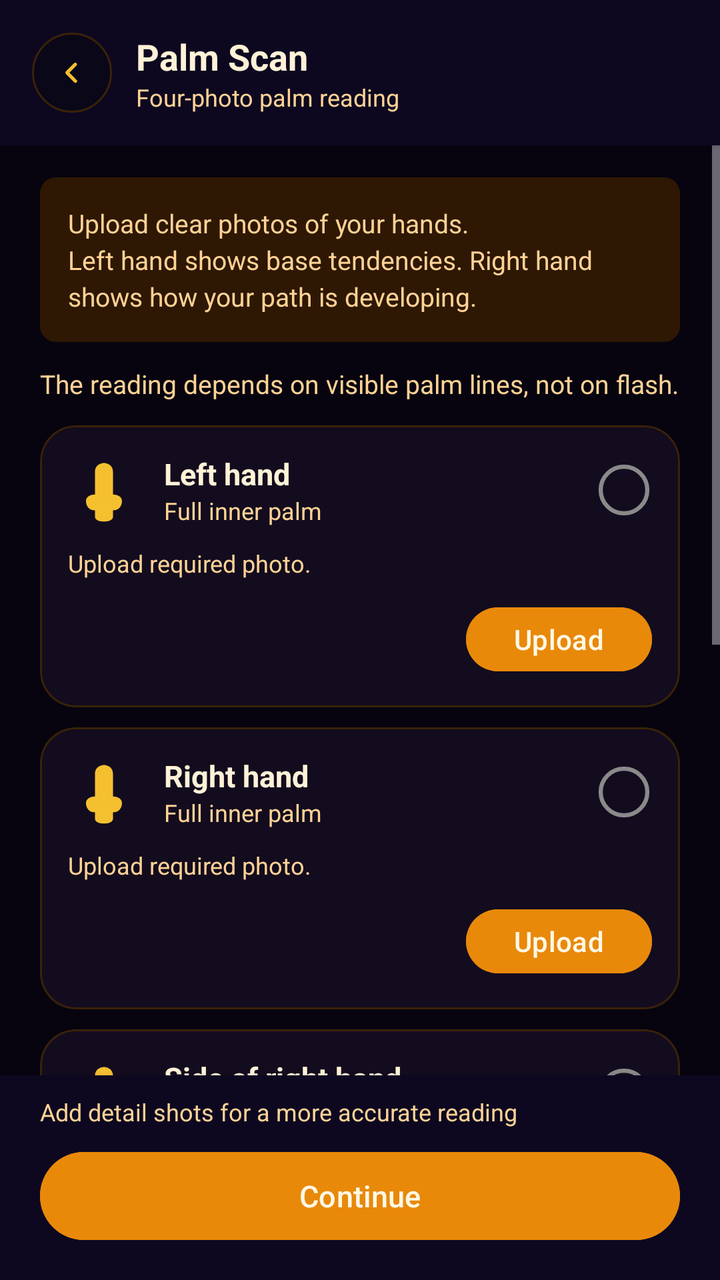
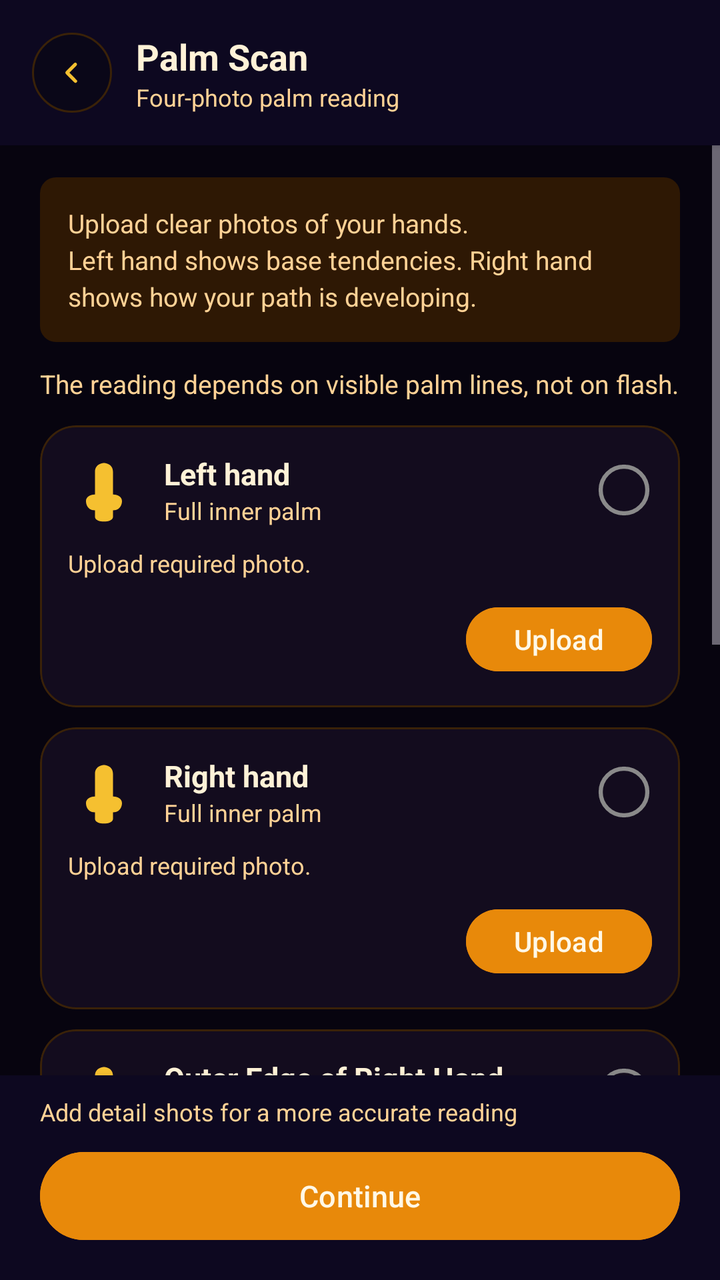

The first picture is an Android layout as it rendered before a commit; the second is the same layout after the commit. The layout source and the unified diff follow.
<!-- AndroidManifest.xml: application theme Theme.Astroapp -->
<!-- res/layout/activity_scan.xml -->
<?xml version="1.0" encoding="utf-8"?>
<LinearLayout xmlns:android="http://schemas.android.com/apk/res/android"
    xmlns:app="http://schemas.android.com/apk/res-auto"
    android:layout_width="match_parent"
    android:layout_height="match_parent"
    android:orientation="vertical"
    android:background="@color/bg_warm">

    <LinearLayout
        android:layout_width="match_parent"
        android:layout_height="wrap_content"
        android:background="@color/surface"
        android:elevation="2dp"
        android:padding="16dp"
        android:orientation="horizontal"
        android:gravity="center_vertical">

        <ImageView
            android:id="@+id/btnBack"
            android:layout_width="40dp"
            android:layout_height="40dp"
            android:layout_marginEnd="12dp"
            android:background="@drawable/bg_topbar_icon"
            android:padding="10dp"
            android:scaleType="fitCenter"
            app:srcCompat="@drawable/ic_back_arrow"
            app:tint="@color/brand_gold"
            android:contentDescription="@string/cd_back_button" />

        <LinearLayout
            android:layout_width="0dp"
            android:layout_height="wrap_content"
            android:layout_weight="1"
            android:orientation="vertical">

            <TextView
                android:layout_width="wrap_content"
                android:layout_height="wrap_content"
                android:text="@string/scan_title"
                android:textSize="18sp"
                android:textStyle="bold"
                android:textColor="@color/text_dark" />

            <TextView
                android:layout_width="wrap_content"
                android:layout_height="wrap_content"
                android:text="@string/scan_header_subtitle_v2"
                android:textSize="12sp"
                android:textColor="@color/text_medium" />
        </LinearLayout>
    </LinearLayout>

    <ScrollView
        android:layout_width="match_parent"
        android:layout_height="0dp"
        android:layout_weight="1"
        android:fillViewport="true">

        <LinearLayout
            android:layout_width="match_parent"
            android:layout_height="wrap_content"
            android:orientation="vertical"
            android:paddingStart="20dp"
            android:paddingEnd="20dp"
            android:paddingTop="16dp"
            android:paddingBottom="120dp">

            <TextView
                android:id="@+id/tvIntro"
                android:layout_width="match_parent"
                android:layout_height="wrap_content"
                android:text="@string/scan_intro_v2"
                android:textSize="13sp"
                android:textColor="@color/text_medium"
                android:lineSpacingExtra="3dp"
                android:background="@drawable/bg_score_track"
                android:padding="14dp"
                android:layout_marginBottom="12dp" />

            <TextView
                android:id="@+id/tvStatus"
                android:layout_width="match_parent"
                android:layout_height="wrap_content"
                android:text="@string/scan_instruction_v2"
                android:textSize="13sp"
                android:textColor="@color/text_medium"
                android:layout_marginBottom="12dp" />

            <LinearLayout
                android:id="@+id/layoutProgress"
                android:layout_width="match_parent"
                android:layout_height="wrap_content"
                android:orientation="vertical"
                android:background="@drawable/bg_score_track"
                android:padding="14dp"
                android:layout_marginBottom="14dp"
                android:visibility="gone">

                <TextView
                    android:layout_width="wrap_content"
                    android:layout_height="wrap_content"
                    android:text="@string/scan_loader_title"
                    android:textStyle="bold"
                    android:textSize="16sp"
                    android:textColor="@color/text_dark" />

                <TextView
                    android:id="@+id/tvProgressPercent"
                    android:layout_width="wrap_content"
                    android:layout_height="wrap_content"
                    android:text="0%"
                    android:textSize="28sp"
                    android:textStyle="bold"
                    android:textColor="@color/primary"
                    android:layout_marginTop="4dp" />

                <ProgressBar
                    android:id="@+id/progressBar"
                    style="?android:attr/progressBarStyleHorizontal"
                    android:layout_width="match_parent"
                    android:layout_height="10dp"
                    android:layout_marginTop="8dp"
                    android:max="100"
                    android:progress="0"
                    android:progressTint="@color/primary"
                    android:progressBackgroundTint="@color/glass_card_border" />

                <TextView
                    android:id="@+id/tvProgressLabel"
                    android:layout_width="wrap_content"
                    android:layout_height="wrap_content"
                    android:text="@string/scan_loading_lines"
                    android:textSize="14sp"
                    android:textStyle="bold"
                    android:textColor="@color/text_dark"
                    android:layout_marginTop="10dp" />

                <TextView
                    android:id="@+id/tvProgressSubtext"
                    android:layout_width="match_parent"
                    android:layout_height="wrap_content"
                    android:text="@string/scan_progress_subtext"
                    android:textSize="12sp"
                    android:textColor="@color/text_medium"
                    android:layout_marginTop="4dp" />
            </LinearLayout>

            <com.google.android.material.card.MaterialCardView
                android:layout_width="match_parent"
                android:layout_height="wrap_content"
                android:layout_marginBottom="10dp"
                app:cardBackgroundColor="@color/glass_card"
                app:cardCornerRadius="18dp"
                app:cardElevation="0dp"
                app:strokeColor="@color/glass_card_border"
                app:strokeWidth="1dp">

                <LinearLayout
                    android:layout_width="match_parent"
                    android:layout_height="wrap_content"
                    android:orientation="vertical"
                    android:padding="14dp">

                    <LinearLayout
                        android:layout_width="match_parent"
                        android:layout_height="wrap_content"
                        android:orientation="horizontal"
                        android:gravity="center_vertical">

                        <ImageView
                            android:id="@+id/ivPassivePreview"
                            android:layout_width="36dp"
                            android:layout_height="36dp"
                            android:src="@drawable/ic_feature_palmistry"
                            android:tint="@color/brand_gold"
                            android:contentDescription="@string/scan_slot_passive_title" />

                        <LinearLayout
                            android:layout_width="0dp"
                            android:layout_height="wrap_content"
                            android:layout_weight="1"
                            android:orientation="vertical"
                            android:layout_marginStart="12dp"
                            android:layout_marginEnd="12dp">

                            <TextView
                                android:layout_width="wrap_content"
                                android:layout_height="wrap_content"
                                android:text="@string/scan_slot_passive_title"
                                android:textSize="15sp"
                                android:textStyle="bold"
                                android:textColor="@color/text_dark" />

                            <TextView
                                android:layout_width="wrap_content"
                                android:layout_height="wrap_content"
                                android:text="@string/scan_slot_passive_subtitle"
                                android:textSize="12sp"
                                android:textColor="@color/text_medium" />
                        </LinearLayout>

                        <FrameLayout
                            android:layout_width="28dp"
                            android:layout_height="28dp">

                            <ProgressBar
                                android:id="@+id/progressPassiveState"
                                style="?android:attr/progressBarStyleSmall"
                                android:layout_width="match_parent"
                                android:layout_height="match_parent"
                                android:visibility="gone"
                                android:indeterminateTint="@color/primary" />

                            <ImageView
                                android:id="@+id/ivPassiveStateIcon"
                                android:layout_width="match_parent"
                                android:layout_height="match_parent"
                                android:contentDescription="@null"
                                android:src="@drawable/ic_status_empty" />
                        </FrameLayout>
                    </LinearLayout>

                    <TextView
                        android:id="@+id/tvPassiveGuidance"
                        android:layout_width="match_parent"
                        android:layout_height="wrap_content"
                        android:text="@string/scan_slot_pending"
                        android:textSize="12sp"
                        android:textColor="@color/text_medium"
                        android:layout_marginTop="10dp" />

                    <com.google.android.material.button.MaterialButton
                        android:id="@+id/btnPassiveCapture"
                        android:layout_width="wrap_content"
                        android:layout_height="40dp"
                        android:layout_marginTop="10dp"
                        android:layout_gravity="end"
                        android:text="@string/scan_button_upload"
                        android:backgroundTint="@color/primary" />
                </LinearLayout>
            </com.google.android.material.card.MaterialCardView>

            <com.google.android.material.card.MaterialCardView
                android:layout_width="match_parent"
                android:layout_height="wrap_content"
                android:layout_marginBottom="10dp"
                app:cardBackgroundColor="@color/glass_card"
                app:cardCornerRadius="18dp"
                app:cardElevation="0dp"
                app:strokeColor="@color/glass_card_border"
                app:strokeWidth="1dp">

                <LinearLayout
                    android:layout_width="match_parent"
                    android:layout_height="wrap_content"
                    android:orientation="vertical"
                    android:padding="14dp">

                    <LinearLayout
                        android:layout_width="match_parent"
                        android:layout_height="wrap_content"
                        android:orientation="horizontal"
                        android:gravity="center_vertical">

                        <ImageView
                            android:id="@+id/ivActivePreview"
                            android:layout_width="36dp"
                            android:layout_height="36dp"
                            android:src="@drawable/ic_feature_palmistry"
                            android:tint="@color/brand_gold"
                            android:contentDescription="@string/scan_slot_active_title" />

                        <LinearLayout
                            android:layout_width="0dp"
                            android:layout_height="wrap_content"
                            android:layout_weight="1"
                            android:orientation="vertical"
                            android:layout_marginStart="12dp"
                            android:layout_marginEnd="12dp">

                            <TextView
                                android:layout_width="wrap_content"
                                android:layout_height="wrap_content"
                                android:text="@string/scan_slot_active_title"
                                android:textSize="15sp"
                                android:textStyle="bold"
                                android:textColor="@color/text_dark" />

                            <TextView
                                android:layout_width="wrap_content"
                                android:layout_height="wrap_content"
                                android:text="@string/scan_slot_active_subtitle"
                                android:textSize="12sp"
                                android:textColor="@color/text_medium" />
                        </LinearLayout>

                        <FrameLayout
                            android:layout_width="28dp"
                            android:layout_height="28dp">

                            <ProgressBar
                                android:id="@+id/progressActiveState"
                                style="?android:attr/progressBarStyleSmall"
                                android:layout_width="match_parent"
                                android:layout_height="match_parent"
                                android:visibility="gone"
                                android:indeterminateTint="@color/primary" />

                            <ImageView
                                android:id="@+id/ivActiveStateIcon"
                                android:layout_width="match_parent"
                                android:layout_height="match_parent"
                                android:contentDescription="@null"
                                android:src="@drawable/ic_status_empty" />
                        </FrameLayout>
                    </LinearLayout>

                    <TextView
                        android:id="@+id/tvActiveGuidance"
                        android:layout_width="match_parent"
                        android:layout_height="wrap_content"
                        android:text="@string/scan_slot_pending"
                        android:textSize="12sp"
                        android:textColor="@color/text_medium"
                        android:layout_marginTop="10dp" />

                    <com.google.android.material.button.MaterialButton
                        android:id="@+id/btnActiveCapture"
                        android:layout_width="wrap_content"
                        android:layout_height="40dp"
                        android:layout_marginTop="10dp"
                        android:layout_gravity="end"
                        android:text="@string/scan_button_upload"
                        android:backgroundTint="@color/primary" />
                </LinearLayout>
            </com.google.android.material.card.MaterialCardView>

            <com.google.android.material.card.MaterialCardView
                android:layout_width="match_parent"
                android:layout_height="wrap_content"
                android:layout_marginBottom="10dp"
                app:cardBackgroundColor="@color/glass_card"
                app:cardCornerRadius="18dp"
                app:cardElevation="0dp"
                app:strokeColor="@color/glass_card_border"
                app:strokeWidth="1dp">

                <LinearLayout
                    android:layout_width="match_parent"
                    android:layout_height="wrap_content"
                    android:orientation="vertical"
                    android:padding="14dp">

                    <LinearLayout
                        android:layout_width="match_parent"
                        android:layout_height="wrap_content"
                        android:orientation="horizontal"
                        android:gravity="center_vertical">

                        <ImageView
                            android:id="@+id/ivDetailAPreview"
                            android:layout_width="36dp"
                            android:layout_height="36dp"
                            android:src="@drawable/ic_feature_palmistry"
                            android:tint="@color/brand_gold"
                            android:contentDescription="@string/scan_slot_detail_a_title" />

                        <LinearLayout
                            android:layout_width="0dp"
                            android:layout_height="wrap_content"
                            android:layout_weight="1"
                            android:orientation="vertical"
                            android:layout_marginStart="12dp"
                            android:layout_marginEnd="12dp">

                            <TextView
                                android:layout_width="wrap_content"
                                android:layout_height="wrap_content"
                                android:text="@string/scan_slot_detail_a_title"
                                android:textSize="15sp"
                                android:textStyle="bold"
                                android:textColor="@color/text_dark" />

                            <TextView
                                android:layout_width="wrap_content"
                                android:layout_height="wrap_content"
                                android:text="@string/scan_slot_detail_a_subtitle"
                                android:textSize="12sp"
                                android:textColor="@color/text_medium" />
                        </LinearLayout>

                        <FrameLayout
                            android:layout_width="28dp"
                            android:layout_height="28dp">

                            <ProgressBar
                                android:id="@+id/progressDetailAState"
                                style="?android:attr/progressBarStyleSmall"
                                android:layout_width="match_parent"
                                android:layout_height="match_parent"
                                android:visibility="gone"
                                android:indeterminateTint="@color/primary" />

                            <ImageView
                                android:id="@+id/ivDetailAStateIcon"
                                android:layout_width="match_parent"
                                android:layout_height="match_parent"
                                android:contentDescription="@null"
                                android:src="@drawable/ic_status_empty" />
                        </FrameLayout>
                    </LinearLayout>

                    <TextView
                        android:id="@+id/tvDetailAGuidance"
                        android:layout_width="match_parent"
                        android:layout_height="wrap_content"
                        android:text="@string/scan_slot_optional"
                        android:textSize="12sp"
                        android:textColor="@color/text_medium"
                        android:layout_marginTop="10dp" />

                    <com.google.android.material.button.MaterialButton
                        android:id="@+id/btnDetailACapture"
                        android:layout_width="wrap_content"
                        android:layout_height="40dp"
                        android:layout_marginTop="10dp"
                        android:layout_gravity="end"
                        android:text="@string/scan_button_upload"
                        android:backgroundTint="@color/primary" />
                </LinearLayout>
            </com.google.android.material.card.MaterialCardView>

            <com.google.android.material.card.MaterialCardView
                android:layout_width="match_parent"
                android:layout_height="wrap_content"
                android:layout_marginBottom="12dp"
                app:cardBackgroundColor="@color/glass_card"
                app:cardCornerRadius="18dp"
                app:cardElevation="0dp"
                app:strokeColor="@color/glass_card_border"
                app:strokeWidth="1dp">

                <LinearLayout
                    android:layout_width="match_parent"
                    android:layout_height="wrap_content"
                    android:orientation="vertical"
                    android:padding="14dp">

                    <LinearLayout
                        android:layout_width="match_parent"
                        android:layout_height="wrap_content"
                        android:orientation="horizontal"
                        android:gravity="center_vertical">

                        <ImageView
                            android:id="@+id/ivDetailBPreview"
                            android:layout_width="36dp"
                            android:layout_height="36dp"
                            android:src="@drawable/ic_feature_palmistry"
                            android:tint="@color/brand_gold"
                            android:contentDescription="@string/scan_slot_detail_b_title" />

                        <LinearLayout
                            android:layout_width="0dp"
                            android:layout_height="wrap_content"
                            android:layout_weight="1"
                            android:orientation="vertical"
                            android:layout_marginStart="12dp"
                            android:layout_marginEnd="12dp">

                            <TextView
                                android:layout_width="wrap_content"
                                android:layout_height="wrap_content"
                                android:text="@string/scan_slot_detail_b_title"
                                android:textSize="15sp"
                                android:textStyle="bold"
                                android:textColor="@color/text_dark" />

                            <TextView
                                android:layout_width="wrap_content"
                                android:layout_height="wrap_content"
                                android:text="@string/scan_slot_detail_b_subtitle"
                                android:textSize="12sp"
                                android:textColor="@color/text_medium" />
                        </LinearLayout>

                        <FrameLayout
                            android:layout_width="28dp"
                            android:layout_height="28dp">

                            <ProgressBar
                                android:id="@+id/progressDetailBState"
                                style="?android:attr/progressBarStyleSmall"
                                android:layout_width="match_parent"
                                android:layout_height="match_parent"
                                android:visibility="gone"
                                android:indeterminateTint="@color/primary" />

                            <ImageView
                                android:id="@+id/ivDetailBStateIcon"
                                android:layout_width="match_parent"
                                android:layout_height="match_parent"
                                android:contentDescription="@null"
                                android:src="@drawable/ic_status_empty" />
                        </FrameLayout>
                    </LinearLayout>

                    <TextView
                        android:id="@+id/tvDetailBGuidance"
                        android:layout_width="match_parent"
                        android:layout_height="wrap_content"
                        android:text="@string/scan_slot_optional"
                        android:textSize="12sp"
                        android:textColor="@color/text_medium"
                        android:layout_marginTop="10dp" />

                    <com.google.android.material.button.MaterialButton
                        android:id="@+id/btnDetailBCapture"
                        android:layout_width="wrap_content"
                        android:layout_height="40dp"
                        android:layout_marginTop="10dp"
                        android:layout_gravity="end"
                        android:text="@string/scan_button_upload"
                        android:backgroundTint="@color/primary" />
                </LinearLayout>
            </com.google.android.material.card.MaterialCardView>

        </LinearLayout>
    </ScrollView>

    <LinearLayout
        android:layout_width="match_parent"
        android:layout_height="wrap_content"
        android:orientation="vertical"
        android:paddingStart="20dp"
        android:paddingEnd="20dp"
        android:paddingTop="10dp"
        android:paddingBottom="16dp"
        android:background="@color/surface"
        android:elevation="6dp">

        <TextView
            android:id="@+id/tvAnalyzeHint"
            android:layout_width="match_parent"
            android:layout_height="wrap_content"
            android:text="@string/scan_continue_hint"
            android:textSize="12sp"
            android:textColor="@color/text_medium"
            android:layout_marginBottom="8dp" />

        <com.google.android.material.button.MaterialButton
            android:id="@+id/btnAnalyze"
            android:layout_width="match_parent"
            android:layout_height="52dp"
            android:text="@string/btn_analyze_v2"
            android:textSize="15sp"
            android:backgroundTint="@color/primary" />
    </LinearLayout>
</LinearLayout>
<!-- resources referenced by this layout -->
<resources>
  <color name="bg_warm">#07040F</color>
  <color name="brand_gold">#F5C030</color>
  <color name="glass_card">#130C1E</color>
  <color name="glass_card_border">#3A2208</color>
  <color name="primary">#E8890A</color>
  <color name="surface">#0D0820</color>
  <color name="text_dark">#FFF2D7</color>
  <color name="text_medium">#FFD296</color>
  <!-- drawable bg_score_track (drawable) -->
  <?xml version="1.0" encoding="utf-8"?>
  <shape xmlns:android="http://schemas.android.com/apk/res/android"
      android:shape="rectangle">
      <solid android:color="@color/score_track" />
      <corners android:radius="8dp" />
  </shape>
  <string name="btn_analyze_v2">Continue</string>
  <string name="cd_back_button">Go back</string>
  <string name="scan_button_upload">Upload</string>
  <string name="scan_continue_hint">Add detail shots for a more accurate reading</string>
  <string name="scan_header_subtitle_v2">Four-photo palm reading</string>
  <string name="scan_instruction_v2">The reading depends on visible palm lines, not on flash.</string>
  <string name="scan_intro_v2">Upload clear photos of your hands.\nLeft hand shows base tendencies. Right hand shows how your path is developing.</string>
  <string name="scan_loader_title">Reading your palms…</string>
  <string name="scan_loading_lines">Reading major lines\u2026</string>
  <string name="scan_progress_subtext">We’re checking the main lines, shape, mounts, and balance across both hands.</string>
  <string name="scan_slot_active_subtitle">Full inner palm</string>
  <string name="scan_slot_active_title">Right hand</string>
  <string name="scan_slot_detail_a_subtitle">Thumb-side or outer-side detail</string>
  <string name="scan_slot_detail_a_title">Side of right hand</string>
  <string name="scan_slot_detail_b_subtitle">Middle palm close-up for line detail</string>
  <string name="scan_slot_detail_b_title">Center of right hand</string>
  <string name="scan_slot_optional">Optional. Add for a richer reading.</string>
  <string name="scan_slot_passive_subtitle">Full inner palm</string>
  <string name="scan_slot_passive_title">Left hand</string>
  <string name="scan_slot_pending">Upload required photo.</string>
  <string name="scan_title">Palm Scan</string>
  <color name="score_track">#2E1804</color>
  <color name="surface_container_low">#0A0718</color>
  <color name="primary_dark">#C9720A</color>
  <color name="on_primary">#FFF8E7</color>
  <color name="primary_container">#2E1804</color>
  <color name="on_primary_container">#FFD080</color>
  <color name="secondary">#F5C030</color>
  <color name="on_secondary">#1A1200</color>
  <color name="secondary_container">#3A2A00</color>
  <color name="on_secondary_container">#FFE580</color>
  <color name="tertiary">#F5C030</color>
  <color name="on_tertiary">#1A1200</color>
  <color name="tertiary_container">#3A2A00</color>
  <color name="on_tertiary_container">#FFE580</color>
  <color name="error">#FF4D4D</color>
  <color name="on_error">#FFFFFF</color>
  <color name="error_container">#93000A</color>
  <color name="on_error_container">#FFDAD6</color>
  <color name="on_surface">#FFF2D7</color>
  <color name="surface_variant">#150E22</color>
  <color name="on_surface_variant">#FFD296</color>
  <color name="outline">#3A2208</color>
  <style name="ShapeAppearance.Astro.SmallComponent" parent="ShapeAppearance.Material3.SmallComponent">
          <item name="cornerSize">@dimen/radius_sm</item>
      </style>
  <style name="ShapeAppearance.Astro.MediumComponent" parent="ShapeAppearance.Material3.MediumComponent">
          <item name="cornerSize">@dimen/radius_md</item>
      </style>
  <style name="ShapeAppearance.Astro.LargeComponent" parent="ShapeAppearance.Material3.LargeComponent">
          <item name="cornerSize">@dimen/radius_lg</item>
      </style>
  <dimen name="radius_sm">8dp</dimen>
  <dimen name="radius_md">12dp</dimen>
  <dimen name="radius_lg">16dp</dimen>
  <!-- unchanged entries left out for length: 5 -->
</resources>

<!-- the commit's change to res/layout/activity_scan.xml (unified diff, before → after) -->
@@ -86,6 +86,18 @@
                 android:textColor="@color/text_medium"
                 android:layout_marginBottom="12dp" />
 
+            <com.google.android.material.button.MaterialButton
+                android:id="@+id/btnResumeSession"
+                android:layout_width="match_parent"
+                android:layout_height="44dp"
+                android:layout_marginBottom="12dp"
+                android:text="@string/scan_resume_session"
+                android:textColor="@color/text_dark"
+                android:backgroundTint="@color/surface"
+                app:strokeColor="@color/glass_card_border"
+                app:strokeWidth="1dp"
+                android:visibility="gone" />
+
             <LinearLayout
                 android:id="@+id/layoutProgress"
                 android:layout_width="match_parent"
<!-- resource entries referenced after the edit -->
@@ -25,10 +25,11 @@
   <string name="scan_loader_title">Reading your palms…</string>
   <string name="scan_loading_lines">Reading major lines\u2026</string>
   <string name="scan_progress_subtext">We’re checking the main lines, shape, mounts, and balance across both hands.</string>
+  <string name="scan_resume_session">Resume latest reading</string>
   <string name="scan_slot_active_subtitle">Full inner palm</string>
   <string name="scan_slot_active_title">Right hand</string>
-  <string name="scan_slot_detail_a_subtitle">Thumb-side or outer-side detail</string>
-  <string name="scan_slot_detail_a_title">Side of right hand</string>
+  <string name="scan_slot_detail_a_subtitle">Pinky-side edge of the palm</string>
+  <string name="scan_slot_detail_a_title">Outer Edge of Right Hand</string>
   <string name="scan_slot_detail_b_subtitle">Middle palm close-up for line detail</string>
   <string name="scan_slot_detail_b_title">Center of right hand</string>
   <string name="scan_slot_optional">Optional. Add for a richer reading.</string>
